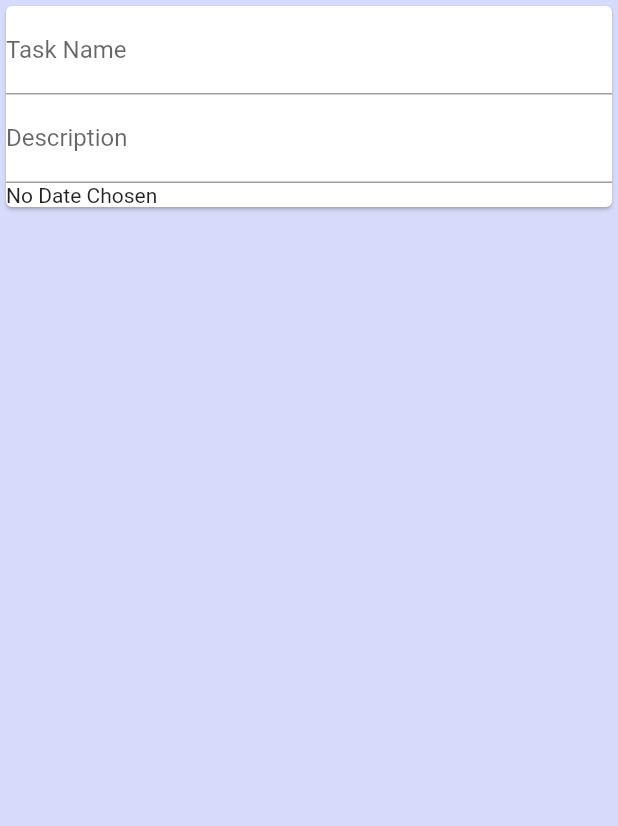
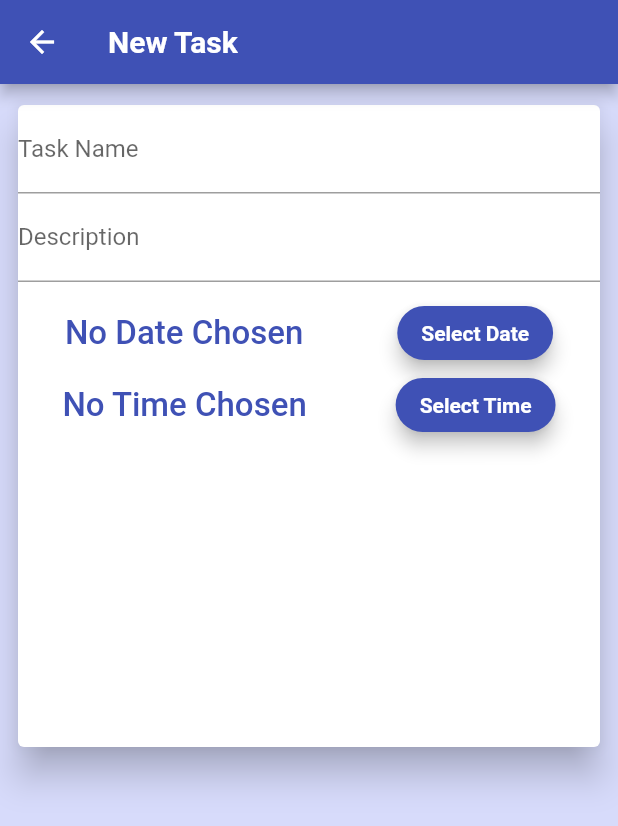
Before and after one commit to Jayakrishnan-manoj/TaskMaster, a Flutter app: the TaskForm screen opened directly, on a phone screen of 412 x 824 dp. Shown: the top 826 px of the screen. Run offline on Flutter 3.47's test engine with Material 2 defaults, Android fonts, the phone set to English and light mode, and no system bars; our stand-ins replace firebase_auth, firebase_core, flutter_feather_icons; accounts and stored records are empty.

Commit message:
added task form

```diff
--- a/lib/screens/new_task_form.dart
+++ b/lib/screens/new_task_form.dart
@@ -14,13 +14,63 @@ class _TaskFormState extends State<TaskForm> {
   TextEditingController titleController = TextEditingController();
   TextEditingController descController = TextEditingController();
   DateTime? _selectedDate;
+  TimeOfDay? _selectedTime;
+
+  void _datePicker() {
+    showDatePicker(
+      context: context,
+      initialDate: DateTime.now(),
+      firstDate: DateTime.now(),
+      lastDate: DateTime(2040),
+    ).then((pickedDate) {
+      if (pickedDate == null) {
+        return;
+      }
+      setState(() {
+        _selectedDate = pickedDate;
+      });
+    });
+  }
+
+  void _timePicker() {
+    showTimePicker(
+      context: context,
+      initialTime: TimeOfDay.now(),
+    ).then((pickedTime) {
+      if (pickedTime == null) {
+        return;
+      }
+      setState(() {
+        _selectedTime = pickedTime;
+      });
+    });
+  }
+
   @override
   Widget build(BuildContext context) {
     return Scaffold(
-      body: SingleChildScrollView(
+      appBar: AppBar(
+        backgroundColor: Theme.of(context).primaryColor,
+        title: const Text(
+          "New Task",
+          style: TextStyle(
+            color: Colors.white,
+            fontWeight: FontWeight.w700,
+          ),
+        ),
+      ),
+      body: SafeArea(
+        child: Padding(
+          padding: const EdgeInsets.symmetric(
+            horizontal: 8.0,
+            vertical: 10.0,
+          ),
+          child: SingleChildScrollView(
             child: Card(
+              elevation: 10,
               child: Form(
                 child: Column(
+                  crossAxisAlignment: CrossAxisAlignment.end,
                   children: [
                     TextFormField(
                       decoration: const InputDecoration(
@@ -34,17 +84,83 @@ class _TaskFormState extends State<TaskForm> {
                       ),
                       controller: descController,
                     ),
+                    const SizedBox(
+                      height: 10,
+                    ),
                     Container(
-                    child: Row(
+                      height: 300,
+                      child: Column(
+                        children: [
+                          Row(
+                            mainAxisAlignment: MainAxisAlignment.spaceAround,
                             children: [
                               Text(
                                 _selectedDate == null
                                     ? "No Date Chosen"
-                          : DateFormat.yMd().format(_selectedDate as DateTime),
+                                    : DateFormat.yMMMd()
+                                        .format(_selectedDate as DateTime),
+                                style: TextStyle(
+                                  color: Theme.of(context).primaryColor,
+                                  fontWeight: FontWeight.w500,
+                                  fontSize: 22,
+                                ),
+                              ),
+                              ElevatedButton(
+                                style: ElevatedButton.styleFrom(
+                                    backgroundColor:
+                                        Theme.of(context).primaryColor,
+                                    elevation: 5,
+                                    shape: RoundedRectangleBorder(
+                                      borderRadius: BorderRadius.circular(20),
+                                    )),
+                                onPressed: _datePicker,
+                                child: const Text(
+                                  "Select Date",
+                                  style: TextStyle(
+                                    color: Colors.white,
+                                    fontWeight: FontWeight.bold,
+                                  ),
+                                ),
+                              )
+                            ],
+                          ),
+                          Row(
+                            mainAxisAlignment: MainAxisAlignment.spaceAround,
+                            children: [
+                              Text(
+                                _selectedTime == null
+                                    ? "No Time Chosen"
+                                    : _selectedTime!.format(context),
+                                style: TextStyle(
+                                    color: Theme.of(context).primaryColor,
+                                    fontWeight: FontWeight.w500,
+                                    fontSize: 22),
+                              ),
+                              ElevatedButton(
+                                style: ElevatedButton.styleFrom(
+                                    backgroundColor:
+                                        Theme.of(context).primaryColor,
+                                    elevation: 5,
+                                    shape: RoundedRectangleBorder(
+                                      borderRadius: BorderRadius.circular(20),
+                                    )),
+                                onPressed: _timePicker,
+                                child: const Text(
+                                  "Select Time",
+                                  style: TextStyle(
+                                    color: Colors.white,
+                                    fontWeight: FontWeight.bold,
+                                  ),
+                                ),
+                              )
+                            ],
                           ),
                         ],
-                ))
+                      ),
+                    )
                   ],
+                ),
+              ),
             ),
           ),
         ),
--- a/lib/screens/task_screen.dart
+++ b/lib/screens/task_screen.dart
@@ -1,9 +1,11 @@
 import 'package:flutter/material.dart';
 import 'package:flutter_feather_icons/flutter_feather_icons.dart';
 import 'package:task_master/widgets/app_drawer.dart';
+import 'package:task_master/widgets/reusables.dart';
 import 'package:task_master/widgets/task_card.dart';
 
 import '../widgets/bottom_navigation.dart';
+import 'new_task_form.dart';
 
 class TaskScreen extends StatefulWidget {
   const TaskScreen({super.key});
@@ -29,7 +31,7 @@ class _TaskScreenState extends State<TaskScreen> {
         centerTitle: true,
       ),
       floatingActionButton: FloatingActionButton(
-        onPressed: () {},
+        onPressed: ()=>nextScreen(context, TaskForm()),
         backgroundColor: Theme.of(context).primaryColor,
         child: const Icon(Icons.add),
       ),
```
Lines whose indentation alone changed are shown as unchanged.
